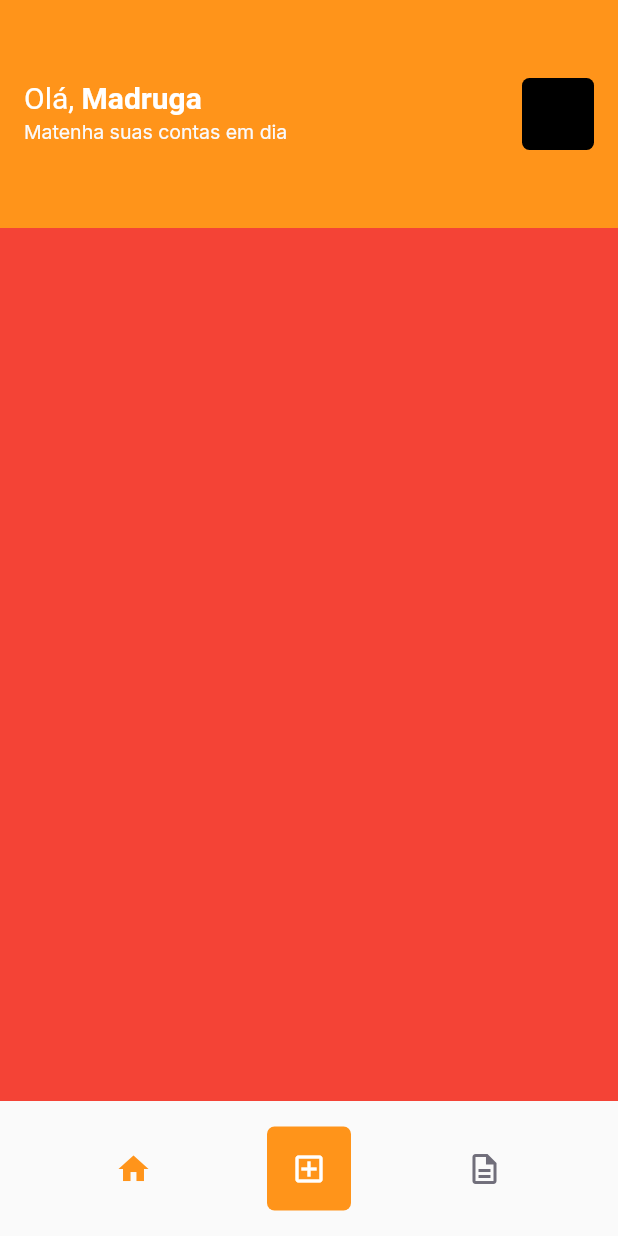
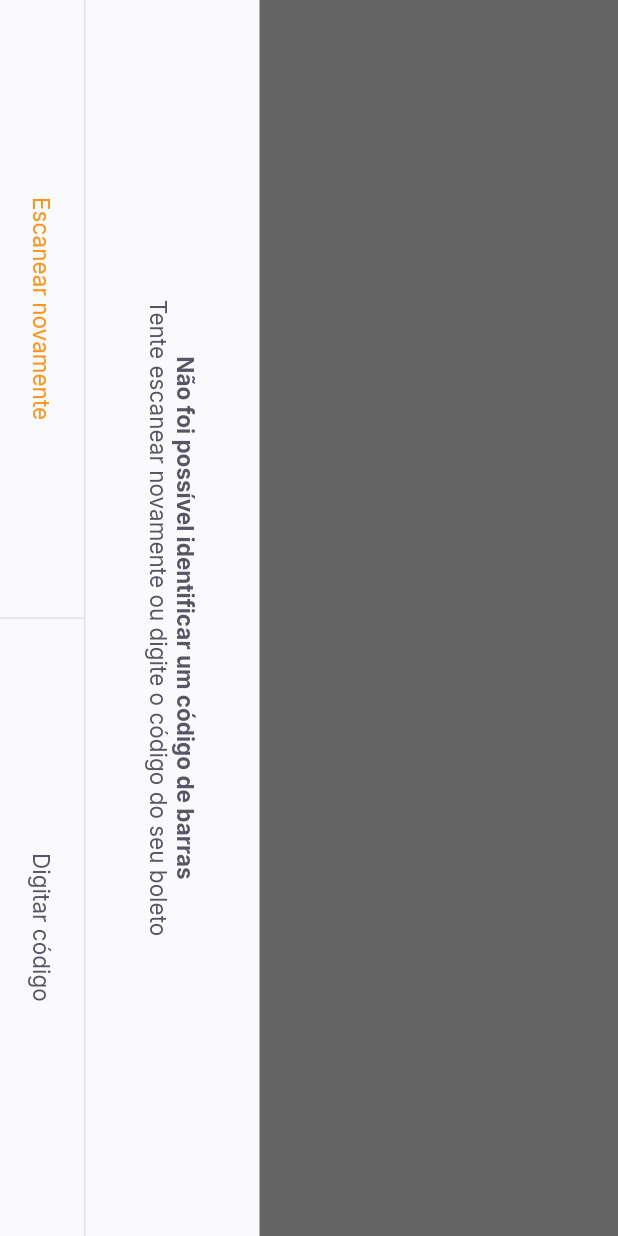
Before and after one commit to madruga665/NLW-Together-PayFlow, a Flutter app: the HomePage screen opened by its route, after a tap on the "add box" icon, on a phone screen of 412 x 824 dp. Run offline on Flutter 3.47's test engine with Material 2 defaults, Android fonts, the phone set to English and light mode, and no system bars; our stand-ins replace firebase_core, google_fonts, google_sign_in, shared_preferences; accounts and stored records are empty.

Commit message:
Add Barcode Scanner page

```diff
--- a/lib/app_widget.dart
+++ b/lib/app_widget.dart
@@ -1,4 +1,5 @@
 import 'package:flutter/material.dart';
+import 'package:payflow/modules/barcode_scanner/barcode_scanner_page.dart';
 import 'package:payflow/modules/home/home_page.dart';
 import 'package:payflow/modules/login/login_page.dart';
 import 'package:payflow/modules/splash/splash_page.dart';
@@ -9,12 +10,16 @@ class AppWidget extends StatelessWidget {
   Widget build(BuildContext context) {
     return MaterialApp(
         title: 'Pay Flow',
-        theme: ThemeData(primaryColor: AppColors.primary),
+        theme: ThemeData(
+          primarySwatch: Colors.orange,
+          primaryColor: AppColors.primary,
+        ),
         initialRoute: "/splash",
         routes: {
           "/splash": (context) => SplashPage(),
           "/home": (context) => HomePage(),
-          "/login": (context) => LoginPage()
+          "/login": (context) => LoginPage(),
+          "/barcode_scanner": (context) => BarcodeScannerPage()
         });
   }
 }
--- /dev/null
+++ b/lib/modules/barcode_scanner/barcode_scanner_page.dart
@@ -0,0 +1,58 @@
+import 'package:flutter/material.dart';
+import 'package:payflow/shared/themes/app_colors.dart';
+import 'package:payflow/shared/themes/app_text_styles.dart';
+import 'package:payflow/shared/widgets/bottom_sheet/bottom_sheet_widget.dart';
+import 'package:payflow/shared/widgets/set_label_button/set_label_button.dart';
+
+class BarcodeScannerPage extends StatefulWidget {
+  const BarcodeScannerPage({Key? key}) : super(key: key);
+
+  @override
+  _BarcodeScannerPageState createState() => _BarcodeScannerPageState();
+}
+
+class _BarcodeScannerPageState extends State<BarcodeScannerPage> {
+  @override
+  Widget build(BuildContext context) {
+    return BottomSheetWidget(
+        primaryLabel: "Escanear novamente",
+        primaryOnPressed: () {},
+        secondaryLabel: "Digitar código",
+        secondaryOnPressed: () {},
+        title: "Não foi possível identificar um código de barras",
+        subtitle: "Tente escanear novamente ou digite o código do seu boleto");
+    return SafeArea(
+      top: true,
+      bottom: true,
+      left: true,
+      right: true,
+      child: RotatedBox(
+        quarterTurns: 1,
+        child: Scaffold(
+            appBar: AppBar(
+              backgroundColor: Colors.black,
+              title: Text(
+                "Escaneie o código de barras do boleto",
+                style: AppTextStyles.buttonBackground,
+              ),
+              centerTitle: true,
+              leading: BackButton(
+                color: AppColors.background,
+              ),
+            ),
+            body: Column(
+              children: [
+                Expanded(child: Container(color: Colors.black)),
+                Expanded(flex: 2, child: Container(color: Colors.transparent)),
+                Expanded(child: Container(color: Colors.black)),
+              ],
+            ),
+            bottomNavigationBar: SetLabelButtons(
+                primaryLabel: "Inserir código do boleto",
+                primaryOnPressed: () {},
+                secondaryLabel: "Adicionar da galeria",
+                secondaryOnPressed: () {})),
+      ),
+    );
+  }
+}
--- a/lib/modules/home/home_page.dart
+++ b/lib/modules/home/home_page.dart
@@ -70,7 +70,7 @@ class _HomePageState extends State<HomePage> {
                 )),
             GestureDetector(
               onTap: () {
-                print("Clicou");
+                Navigator.pushNamed(context, "/barcode_scanner");
               },
               child: Container(
                 width: 56,
--- /dev/null
+++ b/lib/shared/widgets/bottom_sheet/bottom_sheet_widget.dart
@@ -0,0 +1,72 @@
+import 'package:flutter/material.dart';
+import 'package:payflow/shared/themes/app_colors.dart';
+import 'package:payflow/shared/themes/app_text_styles.dart';
+import 'package:payflow/shared/widgets/set_label_button/set_label_button.dart';
+
+class BottomSheetWidget extends StatelessWidget {
+  final String primaryLabel;
+  final VoidCallback primaryOnPressed;
+  final String secondaryLabel;
+  final VoidCallback secondaryOnPressed;
+  final String title;
+  final String subtitle;
+  const BottomSheetWidget(
+      {Key? key,
+      required this.primaryLabel,
+      required this.primaryOnPressed,
+      required this.secondaryLabel,
+      required this.secondaryOnPressed,
+      required this.title,
+      required this.subtitle})
+      : super(key: key);
+
+  @override
+  Widget build(BuildContext context) {
+    return SafeArea(
+      child: RotatedBox(
+        quarterTurns: 1,
+        child: Material(
+          child: Container(
+            color: AppColors.shape,
+            child: Column(
+              children: [
+                Expanded(
+                    child: Container(
+                  color: Colors.black.withOpacity(0.6),
+                )),
+                Column(
+                  children: [
+                    Padding(
+                      padding: const EdgeInsets.all(40),
+                      child: Text.rich(
+                        TextSpan(
+                            text: title,
+                            style: AppTextStyles.buttonBoldHeading,
+                            children: [
+                              TextSpan(
+                                  text: "\n$subtitle",
+                                  style: AppTextStyles.buttonHeading)
+                            ]),
+                        textAlign: TextAlign.center,
+                      ),
+                    ),
+                    Container(
+                      height: 1,
+                      color: AppColors.stroke,
+                    ),
+                    SetLabelButtons(
+                        enablePrimaryColor: true,
+                        primaryLabel: primaryLabel,
+                        primaryOnPressed: primaryOnPressed,
+                        secondaryLabel: secondaryLabel,
+                        secondaryOnPressed: secondaryOnPressed)
+                  ],
+                ),
+              ],
+            ),
+          ),
+        ),
+      ),
+    );
+  }
+}
--- /dev/null
+++ b/lib/shared/widgets/divider_vertical/divider_vertical_widget.dart
@@ -0,0 +1,15 @@
+import 'package:flutter/material.dart';
+import 'package:payflow/shared/themes/app_colors.dart';
+
+class DividerVerticalWidget extends StatelessWidget {
+  const DividerVerticalWidget({Key? key}) : super(key: key);
+
+  @override
+  Widget build(BuildContext context) {
+    return Container(
+      width: 1,
+      height: double.maxFinite,
+      color: AppColors.stroke,
+    );
+  }
+}
--- /dev/null
+++ b/lib/shared/widgets/label_button/label_button.dart
@@ -0,0 +1,22 @@
+import 'package:flutter/material.dart';
+import 'package:payflow/shared/themes/app_text_styles.dart';
+
+class LabelButton extends StatelessWidget {
+  final String label;
+  final VoidCallback onPressed;
+  final TextStyle? style;
+  const LabelButton(
+      {Key? key, required this.label, required this.onPressed, this.style})
+      : super(key: key);
+
+  @override
+  Widget build(BuildContext context) {
+    return Container(
+      height: 56,
+      child: TextButton(
+        onPressed: onPressed,
+        child: Text(label, style: style ?? AppTextStyles.buttonHeading),
+      ),
+    );
+  }
+}
--- /dev/null
+++ b/lib/shared/widgets/set_label_button/set_label_button.dart
@@ -0,0 +1,45 @@
+import 'package:flutter/material.dart';
+import 'package:payflow/shared/themes/app_text_styles.dart';
+import 'package:payflow/shared/widgets/divider_vertical/divider_vertical_widget.dart';
+import 'package:payflow/shared/widgets/label_button/label_button.dart';
+
+class SetLabelButtons extends StatelessWidget {
+  final String primaryLabel;
+  final VoidCallback primaryOnPressed;
+  final String secondaryLabel;
+  final VoidCallback secondaryOnPressed;
+  final bool enablePrimaryColor;
+  const SetLabelButtons(
+      {Key? key,
+      required this.primaryLabel,
+      required this.primaryOnPressed,
+      required this.secondaryLabel,
+      required this.secondaryOnPressed,
+      this.enablePrimaryColor = false})
+      : super(key: key);
+
+  @override
+  Widget build(BuildContext context) {
+    return Container(
+      height: 56,
+      child: Row(
+        children: [
+          Expanded(
+            child: LabelButton(
+              label: primaryLabel,
+              onPressed: primaryOnPressed,
+              style: enablePrimaryColor ? AppTextStyles.buttonPrimary : null,
+            ),
+          ),
+          DividerVerticalWidget(),
+          Expanded(
+            child: LabelButton(
+              label: secondaryLabel,
+              onPressed: secondaryOnPressed,
+            ),
+          ),
+        ],
+      ),
+    );
+  }
+}
--- a/pubspec.yaml
+++ b/pubspec.yaml
@@ -33,6 +33,9 @@ dependencies:
   google_sign_in: ^5.0.4
   google_sign_in_web: ^0.10.0
   shared_preferences: ^2.0.6
+  google_ml_kit: ^0.6.0
+  camera: ^0.8.1+3
+  image_picker: ^0.8.1+1
 
 dev_dependencies:
   flutter_test:
```
Also changed, not shown: pubspec.lock.
